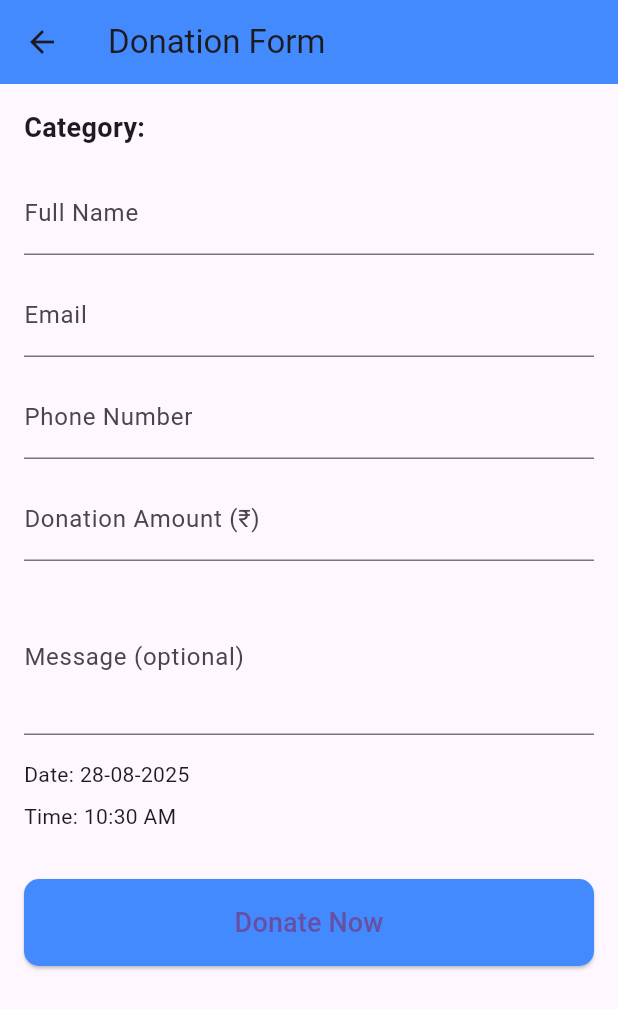
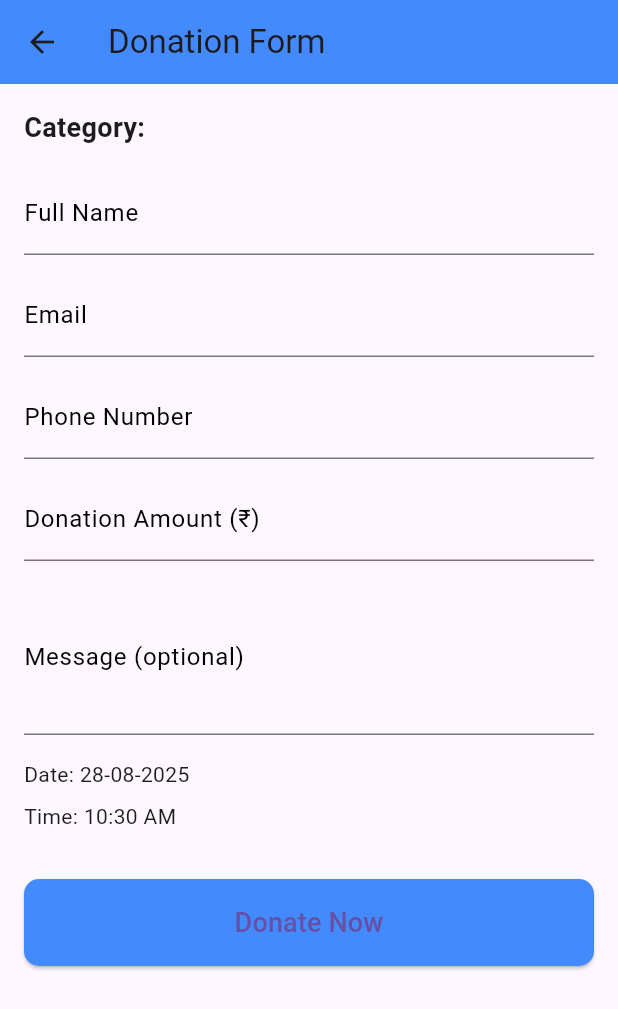
Before and after one commit to NADIYA109/Online_Donation_App, a Flutter app: the DonationFormScreen screen opened directly with empty values, on a phone screen of 412 x 824 dp. Shown: the top 1009 px of the screen. Run offline on Flutter 3.47's test engine with Material 3 defaults, Android fonts, the phone set to English and light mode, and no system bars; our stand-ins replace cloud_firestore, firebase_auth, firebase_core, firebase_messaging, flutter_local_notifications, fluttertoast and 2 more; missing offline and left inert: razorpay_flutter; accounts and stored records are empty.

Commit message:
updated some screens

```diff
--- a/lib/services/notification_service.dart
+++ b/lib/services/notification_service.dart
@@ -72,7 +72,7 @@
       notificationDetails,
     );
 
-  // 2Save the same notification to Firestore (string date & time)
+  // Save the same notification to Firestore (string date & time)
   final user = FirebaseAuth.instance.currentUser;
   final now = DateTime.now();
   final date = DateFormat('dd-MM-yyyy').format(now);
--- a/lib/views/donation_screen.dart
+++ b/lib/views/donation_screen.dart
@@ -72,7 +72,14 @@
                // Full Name
               TextFormField(
                 controller: _nameController,
-                decoration: InputDecoration(labelText: 'Full Name'),
+                decoration: InputDecoration(
+                  labelText: 'Full Name',
+                  labelStyle: TextStyle(color: Colors.black),
+                  focusedBorder: UnderlineInputBorder(
+                  borderSide: BorderSide(color: Colors.black),
+                  ),
+                  ),
+
                 validator: (value) {
                   if (value == null || value.trim().isEmpty) {
                     return 'Please enter your full name';
@@ -85,7 +92,13 @@
               // Email
               TextFormField(
                 controller: _emailController,
-                decoration: InputDecoration(labelText: 'Email'),
+                decoration: InputDecoration(
+                  labelText: 'Email',
+                  labelStyle: TextStyle(color: Colors.black),
+                  focusedBorder: UnderlineInputBorder(
+                  borderSide: BorderSide(color: Colors.black),
+                  ),
+                  ),
                 keyboardType: TextInputType.emailAddress,
                 validator: (value) {
                   if (value == null || value.trim().isEmpty) {
@@ -102,7 +115,13 @@
               // Phone Number
               TextFormField(
                 controller: _phoneController,
-                decoration: InputDecoration(labelText: 'Phone Number'),
+                decoration: InputDecoration(
+                  labelText: 'Phone Number',
+                  labelStyle: TextStyle(color: Colors.black),
+                  focusedBorder: UnderlineInputBorder(
+                  borderSide: BorderSide(color: Colors.black),
+                  ),
+                  ),
                 keyboardType: TextInputType.phone,
                 validator: (value) {
                   if (value == null || value.trim().isEmpty) {
@@ -119,7 +138,11 @@
               // Donation Amount
               TextFormField(
                 controller: _amountController,
-                decoration: InputDecoration(labelText: 'Donation Amount (₹)', prefixText: '₹ ',),
+                decoration: InputDecoration(labelText: 'Donation Amount (₹)', prefixText: '₹ ',
+                labelStyle: TextStyle(color: Colors.black),
+                focusedBorder: UnderlineInputBorder(
+                borderSide: BorderSide(color: Colors.black),
+                ),),
                 keyboardType: TextInputType.number,
                 validator: (value) {
                   if (value == null || value.trim().isEmpty) {
@@ -136,7 +159,12 @@
               // Message (optional)
               TextFormField(
                 controller: _messageController,
-                decoration: InputDecoration(labelText: 'Message (optional)'),
+                decoration: InputDecoration(
+                  labelText: 'Message (optional)',
+                  labelStyle: TextStyle(color: Colors.black),
+                  focusedBorder: UnderlineInputBorder(
+                  borderSide: BorderSide(color: Colors.black),
+                  ),),
                 maxLines: 3,
               ),
               const SizedBox(height: 16),
--- a/lib/views/splash_screen.dart
+++ b/lib/views/splash_screen.dart
@@ -34,11 +34,10 @@
               color: Color(0xFF2196F3),
             ),
             SizedBox(height: 16),
-            // App Name
             Text(
               "Online Donation App",
               style: TextStyle(
-                fontSize: 22,
+                fontSize: 24,
                 fontWeight: FontWeight.bold,
                 color: Colors.black87,
               ),
@@ -47,7 +46,7 @@
             Text(
               "Making a difference...",
               style: TextStyle(
-                fontSize: 16,
+                fontSize: 18,
                 color: Colors.grey,
               ),
             ),
--- a/pubspec.yaml
+++ b/pubspec.yaml
@@ -41,15 +41,20 @@
   shared_preferences: ^2.5.3
   intl: ^0.20.2
   razorpay_flutter: ^1.4.0
+  #flutter_razorpay_web: ^0.0.3
+  #razorpay_web: ^3.0.0
   cloud_firestore: ^5.6.11
   # firebase_core: ^3.15.1
   firebase_messaging: ^15.2.9
   flutter_local_notifications: ^19.3.0
   image_picker: ^1.1.2
 
+
+
 dev_dependencies:
   flutter_test:
     sdk: flutter
+
 
   # The "flutter_lints" package below contains a set of recommended lints to
   # encourage good coding practices. The lint set provided by the package is
```
Also changed, not shown: lib/main.dart (+25 -6 lines), lib/views/privacy_policy.dart (+14 -6 lines), lib/services/payment_service.dart (line endings or trailing spaces), 3 other files.
